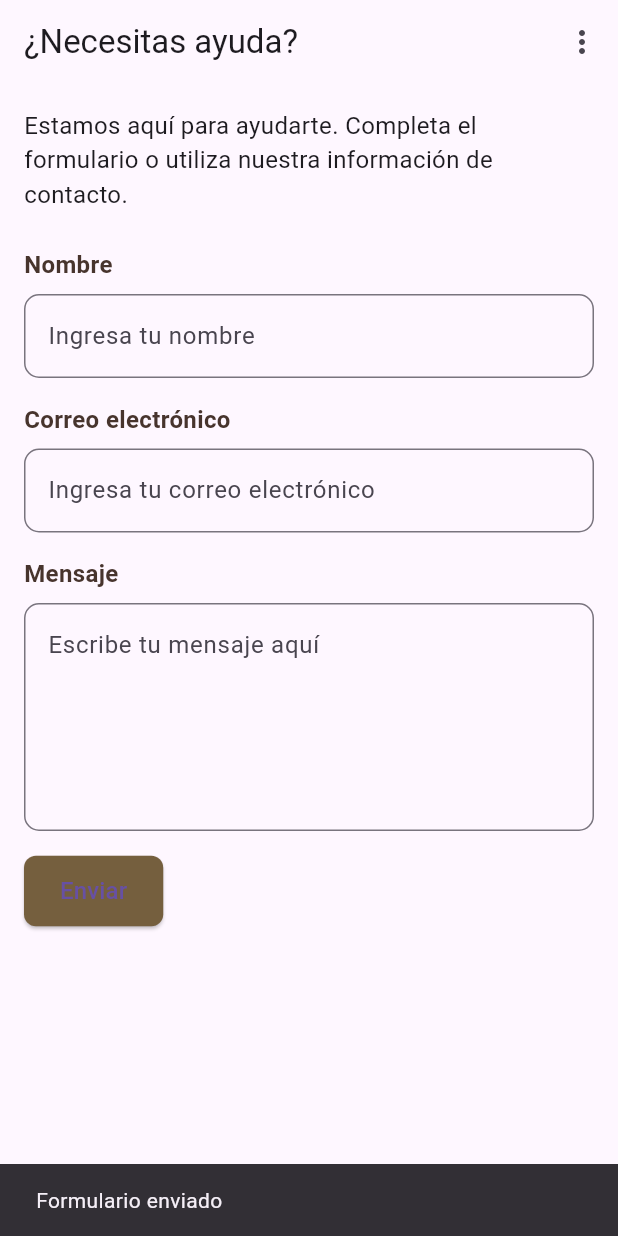
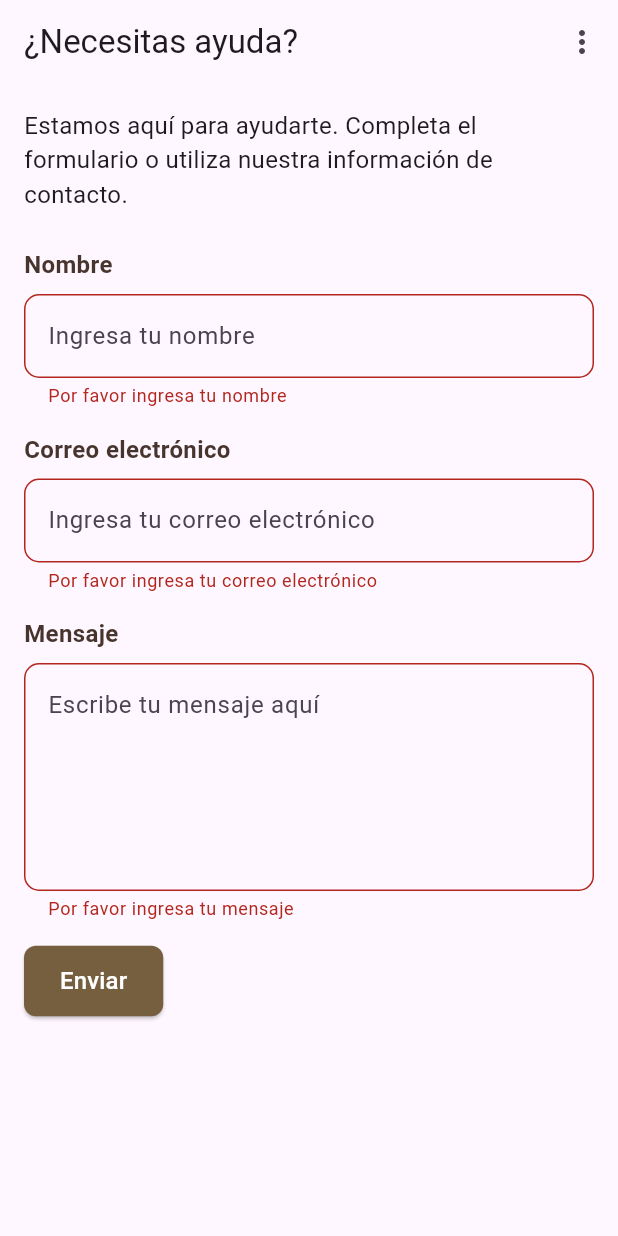
Before and after one commit to Ipeross/Examen_Moviles_Feast_Fit_IPO, a Flutter app: the ContactScreen screen opened directly, after a tap on "Enviar", on a phone screen of 412 x 824 dp. Run offline on Flutter 3.47's test engine with Material 3 defaults, Android fonts, the phone set to English and light mode, and no system bars.

Commit message:
Validation in ContactScreen implements

```diff
--- a/lib/screens/contact_screen.dart
+++ b/lib/screens/contact_screen.dart
@@ -3,8 +3,18 @@ import 'package:feast_fit/widgets/widgets.dart';
 import 'package:flutter/material.dart';
 import 'package:provider/provider.dart';
 
-class ContactScreen extends StatelessWidget {
+class ContactScreen extends StatefulWidget {
   const ContactScreen({Key? key}) : super(key: key);
+
+  @override
+  _ContactScreenState createState() => _ContactScreenState();
+}
+
+class _ContactScreenState extends State<ContactScreen> {
+  final _formKey = GlobalKey<FormState>();  // Key para manejar el estado del formulario
+  final TextEditingController _nameController = TextEditingController();
+  final TextEditingController _emailController = TextEditingController();
+  final TextEditingController _messageController = TextEditingController();
 
   @override
   Widget build(BuildContext context) {
@@ -14,6 +24,8 @@ class ContactScreen extends StatelessWidget {
       appBar: const CustomAppBar3(title: '¿Necesitas ayuda?'),
       body: SingleChildScrollView(
         padding: const EdgeInsets.all(16.0),
+        child: Form(  // Aquí encapsulamos todo el contenido en un Form
+          key: _formKey,  // El formulario está asociado a esta clave
           child: Column(
             crossAxisAlignment: CrossAxisAlignment.start,
             children: [
@@ -36,6 +48,7 @@ class ContactScreen extends StatelessWidget {
               ),
               const SizedBox(height: 8),
               TextFormField(
+                controller: _nameController,
                 decoration: InputDecoration(
                   hintText: 'Ingresa tu nombre',
                   border: OutlineInputBorder(
@@ -43,6 +56,12 @@ class ContactScreen extends StatelessWidget {
                     borderSide: const BorderSide(color: Color.fromARGB(255, 71, 52, 45)),
                   ),
                 ),
+                validator: (value) {
+                  if (value == null || value.isEmpty) {
+                    return 'Por favor ingresa tu nombre';
+                  }
+                  return null;
+                },
               ),
               const SizedBox(height: 16),
 
@@ -51,11 +70,12 @@ class ContactScreen extends StatelessWidget {
                 style: TextStyle(
                   fontSize: 16,
                   fontWeight: FontWeight.bold,
-                color: Color.fromARGB(255, 71, 52, 45)
+                  color: Color.fromARGB(255, 71, 52, 45),
                 ),
               ),
               const SizedBox(height: 8),
               TextFormField(
+                controller: _emailController,
                 decoration: InputDecoration(
                   hintText: 'Ingresa tu correo electrónico',
                   border: OutlineInputBorder(
@@ -63,6 +83,14 @@ class ContactScreen extends StatelessWidget {
                     borderSide: const BorderSide(color: Color.fromARGB(255, 71, 52, 45)),
                   ),
                 ),
+                validator: (value) {
+                  if (value == null || value.isEmpty) {
+                    return 'Por favor ingresa tu correo electrónico';
+                  } else if (!RegExp(r"^[a-zA-Z0-9._%+-]+@[a-zA-Z0-9.-]+\.[a-zA-Z]{2,4}$").hasMatch(value)) {
+                    return 'Por favor ingresa un correo electrónico válido';
+                  }
+                  return null;
+                },
               ),
               const SizedBox(height: 16),
 
@@ -71,11 +99,12 @@ class ContactScreen extends StatelessWidget {
                 style: TextStyle(
                   fontSize: 16,
                   fontWeight: FontWeight.bold,
-                color: Color.fromARGB(255, 71, 52, 45)
+                  color: Color.fromARGB(255, 71, 52, 45),
                 ),
               ),
               const SizedBox(height: 8),
               TextFormField(
+                controller: _messageController,
                 maxLines: 5,
                 decoration: InputDecoration(
                   hintText: 'Escribe tu mensaje aquí',
@@ -84,16 +113,24 @@ class ContactScreen extends StatelessWidget {
                     borderSide: const BorderSide(color: Color.fromARGB(255, 71, 52, 45)),
                   ),
                 ),
+                validator: (value) {
+                  if (value == null || value.isEmpty) {
+                    return 'Por favor ingresa tu mensaje';
+                  }
+                  return null;
+                },
               ),
               const SizedBox(height: 16),
 
               // Botón de enviar
               ElevatedButton(
                 onPressed: () {
-                // Acción para enviar el formulario (por ahora no tiene funcionalidad)
+                  if (_formKey.currentState?.validate() ?? false) {
+                    // Si el formulario es válido, se ejecuta la acción
                     ScaffoldMessenger.of(context).showSnackBar(
                       const SnackBar(content: Text('Formulario enviado')),
                     );
+                  }
                 },
                 style: ElevatedButton.styleFrom(
                   backgroundColor: themeProvider.themeMode == ThemeMode.dark
@@ -104,9 +141,10 @@ class ContactScreen extends StatelessWidget {
                     borderRadius: BorderRadius.circular(8),
                   ),
                 ),
-              child: const Text('Enviar', style: TextStyle(fontSize: 16)),
+                child: const Text('Enviar', style: TextStyle(fontSize: 16, color: Colors.white)),
               ),
             ],
+          ),
         ),
       ),
     );
```
Lines whose indentation alone changed are shown as unchanged.
